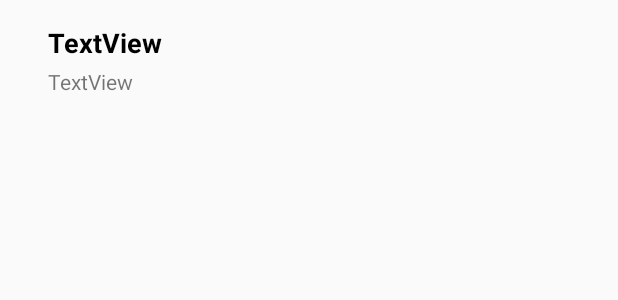
After one commit to UndercoverAndroid/kakosepise, an Android app: the layout item_custom_suggestion.xml on its own in the app's theme, with its tools: preview values and no code run, on a phone screen of 412 x 824 dp. The commit adds this screen. Shown: the top 300 px of the screen. Run offline under Robolectric (Android 15) with nearby library versions, the phone set to English and light mode, and no system bars; network calls fail.

Commit message:
Material suggestions added

```diff
--- a/app/build.gradle
+++ b/app/build.gradle
@@ -28,4 +28,5 @@ dependencies {
     androidTestImplementation 'androidx.test.espresso:espresso-core:3.1.0'
     implementation 'com.android.volley:volley:1.1.1'
     implementation 'com.github.mancj:MaterialSearchBar:0.8.5'
+    implementation 'androidx.recyclerview:recyclerview:1.1.0'
 }
--- /dev/null
+++ b/app/src/main/res/layout/item_custom_suggestion.xml
@@ -0,0 +1,38 @@
+<?xml version="1.0" encoding="utf-8"?>
+<LinearLayout xmlns:android="http://schemas.android.com/apk/res/android"
+    xmlns:app="http://schemas.android.com/apk/res-auto"
+    android:orientation="horizontal" android:layout_width="match_parent"
+    android:padding="16dp"
+    android:layout_height="80dp"
+    android:background="?attr/selectableItemBackground"
+    android:clickable="true">
+
+    <ImageView
+        android:layout_width="wrap_content"
+        android:layout_height="wrap_content"
+        android:id="@+id/imageView2" />
+
+    <LinearLayout
+        android:orientation="vertical"
+        android:layout_width="match_parent"
+        android:layout_height="match_parent"
+        android:layout_marginLeft="16dp">
+
+        <TextView
+            android:text="TextView"
+            android:layout_width="match_parent"
+            android:layout_height="wrap_content"
+            android:id="@+id/title"
+            android:textAppearance="@style/TextAppearance.AppCompat.Medium"
+            android:textColor="@android:color/black"
+            android:textStyle="normal|bold" />
+
+        <TextView
+            android:text="TextView"
+            android:layout_width="match_parent"
+            android:layout_height="wrap_content"
+            android:id="@+id/subtitle"
+            android:layout_marginTop="4dp" />
+    </LinearLayout>
+
+</LinearLayout>
--- a/build.gradle
+++ b/build.gradle
@@ -7,7 +7,9 @@ buildscript {
         jcenter()
     }
     dependencies {
+
         classpath 'com.android.tools.build:gradle:4.0.1'
+
 
 
 
```
Also changed, not shown: app/src/main/java/com/kakosepise/test/kakosepise/CustomSuggestionAdapter.java (added, +34 -0 lines), app/src/main/java/com/kakosepise/test/kakosepise/MainActivity.java (+15 -1 lines), app/src/main/java/com/kakosepise/test/kakosepise/SuggestionHolder.java (added, +15 -0 lines), app/src/main/res/layout/activity_main.xml (+8 -1 lines).
